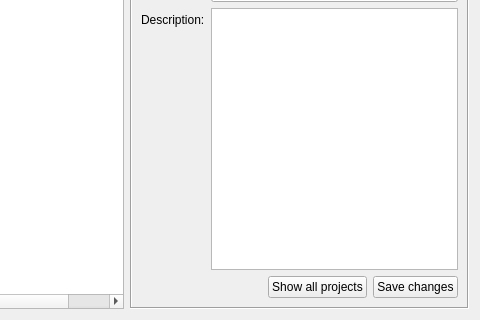
Above: client/forms/init.ui from Wolframe/wolfzilla before the change; both pictures show x 133 to 613 and y 90 to 410 of the 613 by 410 pixel window. Below: the same form after it.
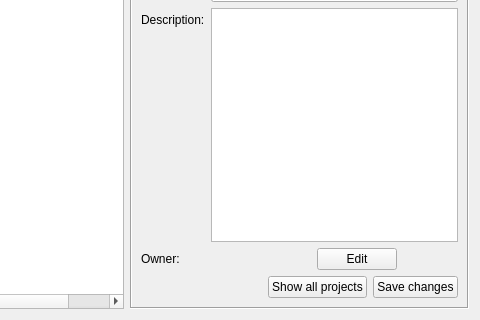
That is the form after the change. Icons and pictures are not drawn.

Commit message: some advances in project owner selection

```diff
--- a/client/forms/init.ui
+++ b/client/forms/init.ui
@@ -150,7 +150,7 @@
           <string>refreshUsers</string>
          </property>
          <attribute name="headerShowSortIndicator" stdset="0">
-          <bool>true</bool>
+          <bool>false</bool>
          </attribute>
          <column>
           <property name="text">
@@ -246,13 +246,13 @@
           <bool>false</bool>
          </property>
          <property name="sortingEnabled">
-          <bool>true</bool>
+          <bool>false</bool>
          </property>
          <property name="action" stdset="0">
           <string>listProjects projects {}</string>
          </property>
          <property name="answer" stdset="0">
-          <string>ProjectList projects { project[] { id={row.id}; shortcut {{row.shortcut}}; name {{row.name}}; description {?} } }</string>
+          <string>ProjectList projects { project[] { id={row.id}; shortcut {{row.shortcut}}; name {{row.name}}; description {{row.description}} } }</string>
          </property>
          <property name="dataslot" stdset="0">
           <string>refreshProjects</string>
@@ -267,6 +267,11 @@
            <string>name</string>
           </property>
          </column>
+         <column>
+          <property name="text">
+           <string>description</string>
+          </property>
+         </column>
         </widget>
        </item>
        <item row="2" column="1">
@@ -466,7 +471,7 @@
        <string>readProject,switchProject</string>
       </property>
       <property name="answer" stdset="0">
-       <string>Project project { id={main.objects.selected}; id2={main.content.projects.projectList.selected}; shortcut {{main.content.project.projectShortcut}}; name {{main.content.project.projectName}}; description {{main.content.project.projectDescription}} }</string>
+       <string>Project project { id={main.objects.selected}; id2={main.content.projects.projectList.selected}; shortcut {{main.content.project.projectShortcut}}; name {{main.content.project.projectName}}; description {{main.content.project.projectDescription}}; owner { id={main.content.project.projectOwner.id:0}; login {{main.content.project.projectOwner.text:}} } }</string>
       </property>
       <property name="action:switchProject" stdset="0">
        <string>readProject project { id={main.objects.selected:0} }</string>
@@ -513,7 +518,7 @@
          </property>
         </widget>
        </item>
-       <item row="4" column="1">
+       <item row="5" column="1">
         <layout class="QHBoxLayout" name="horizontalLayout_4">
          <item>
           <spacer name="horizontalSpacer_4">
@@ -544,7 +549,7 @@
             <string>Save changes</string>
            </property>
            <property name="action" stdset="0">
-            <string>updateProject project { id={main.content.projects.projectList.selected:?}; shortcut {{main.content.project.projectShortcut}}; name {{main.content.project.projectName}};  description {{main.content.project.projectDescription}} }</string>
+            <string>updateProject project { id={main.content.projects.projectList.selected:?}; shortcut {{main.content.project.projectShortcut}}; name {{main.content.project.projectName}};  description {{main.content.project.projectDescription}}; owner { id={main.content.project.projectOwner.id} } }</string>
            </property>
            <property name="datasignal:clicked" stdset="0">
             <string>refreshProjects,showProjectList</string>
@@ -563,6 +568,75 @@
          </property>
         </widget>
        </item>
+       <item row="4" column="1">
+        <layout class="QHBoxLayout" name="horizontalLayout_5">
+         <item>
+          <widget class="QLabel" name="projectOwner">
+           <property name="minimumSize">
+            <size>
+             <width>100</width>
+             <height>0</height>
+            </size>
+           </property>
+           <property name="sizeIncrement">
+            <size>
+             <width>0</width>
+             <height>0</height>
+            </size>
+           </property>
+           <property name="text">
+            <string/>
+           </property>
+           <property name="dataslot" stdset="0">
+            <string>select_user ({main.widgetid}_projectOwner)</string>
+           </property>
+           <property name="answer" stdset="0">
+            <string>User user { id={id}; id2={?}; login {{text}}; firstName {{?}}; lastName {{?}}; email {{?}} }
+</string>
+           </property>
+           <property name="action:select_user" stdset="0">
+            <string>readUser user { id={user_change.user.selected} }</string>
+           </property>
+           <property name="link:user_change" stdset="0">
+            <string>{main.widgetid}_projectOwner</string>
+           </property>
+          </widget>
+         </item>
+         <item>
+          <widget class="QPushButton" name="pushButton_5">
+           <property name="text">
+            <string>Edit</string>
+           </property>
+           <property name="form" stdset="0">
+            <string>user_select?widgetid={main.widgetid}_projectOwner&amp;id={main.content.project.projectOwner.id}</string>
+           </property>
+           <property name="datasignal:destroyed" stdset="0">
+            <string>close@{main.widgetid}_projectOwner</string>
+           </property>
+          </widget>
+         </item>
+         <item>
+          <spacer name="horizontalSpacer_5">
+           <property name="orientation">
+            <enum>Qt::Horizontal</enum>
+           </property>
+           <property name="sizeHint" stdset="0">
+            <size>
+             <width>40</width>
+             <height>20</height>
+            </size>
+           </property>
+          </spacer>
+         </item>
+        </layout>
+       </item>
+       <item row="4" column="0">
+        <widget class="QLabel" name="label_10">
+         <property name="text">
+          <string>Owner:</string>
+         </property>
+        </widget>
+       </item>
       </layout>
      </widget>
     </widget>
```
The commit also changes 5 other files.
